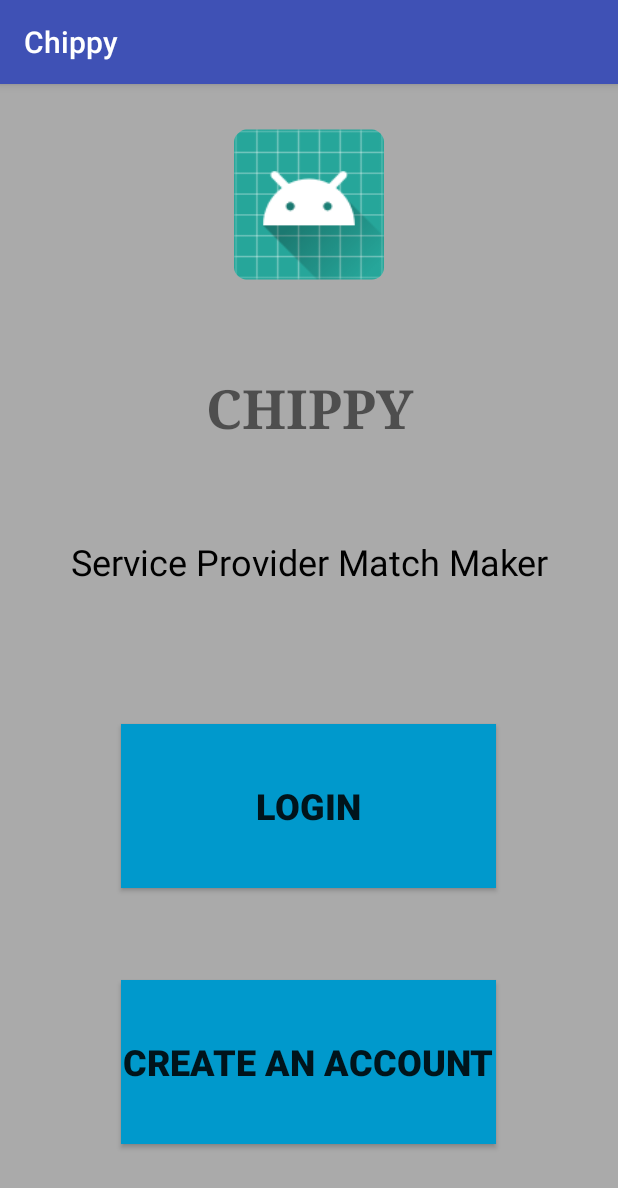
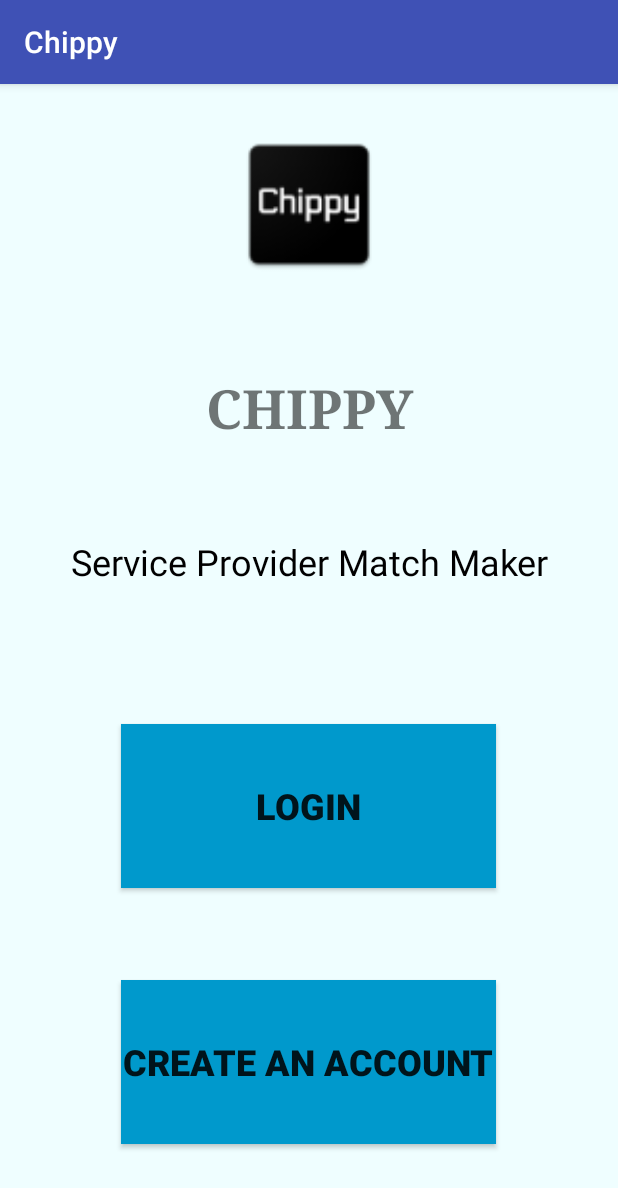
Before and after one commit to AndreiBaetica/Chippy, an Android app: the screen it shows after launch (MainActivity), on a phone screen of 412 x 824 dp. Shown: the top 1188 px of the screen. Run offline under Robolectric (Android 15) with nearby library versions, the phone set to English and light mode, and no system bars.

Commit message:
Added logo image and changed app icon

```diff
--- a/Chippy/app/src/main/AndroidManifest.xml
+++ b/Chippy/app/src/main/AndroidManifest.xml
@@ -4,7 +4,7 @@
 
     <application
         android:allowBackup="true"
-        android:icon="@mipmap/ic_launcher"
+        android:icon="@mipmap/ic_launcher02"
         android:label="@string/app_name"
         android:roundIcon="@mipmap/ic_launcher_round"
         android:supportsRtl="true"
--- a/Chippy/app/src/main/res/layout/activity_main.xml
+++ b/Chippy/app/src/main/res/layout/activity_main.xml
@@ -10,7 +10,7 @@
     <LinearLayout
         android:layout_width="fill_parent"
         android:layout_height="fill_parent"
-        android:background="@android:color/darker_gray"
+        android:background="@color/paleGrey"
         android:orientation="vertical">
 
         <ImageView
@@ -20,7 +20,7 @@
             android:layout_gravity="center"
             android:layout_weight="1"
             android:onClick="OnSetAvatarButton"
-            app:srcCompat="@mipmap/ic_launcher" />
+            app:srcCompat="@mipmap/ic_launcher02" />
 
         <TextView
             android:id="@+id/titleTextView"
--- a/Chippy/app/src/main/res/values/colors.xml
+++ b/Chippy/app/src/main/res/values/colors.xml
@@ -3,4 +3,5 @@
     <color name="colorPrimary">#3f51b5</color>
     <color name="colorPrimaryDark">#303F9F</color>
     <color name="colorAccent">#FF4081</color>
+    <color name="paleGrey">#effeff</color>
 </resources>
```
Also changed, not shown: Chippy/app/src/main/res/mipmap-hdpi/ic_launcher02.png (added), Chippy/app/src/main/res/mipmap-mdpi/ic_launcher02.png (added), Chippy/app/src/main/res/mipmap-xhdpi/ic_launcher02.png (added), Chippy/app/src/main/res/mipmap-xxhdpi/ic_launcher02.png (added), Chippy/app/src/main/res/mipmap-xxxhdpi/ic_launcher02.png (added), Chippy/app/src/main/res/web_hi_res_512.png (added).
